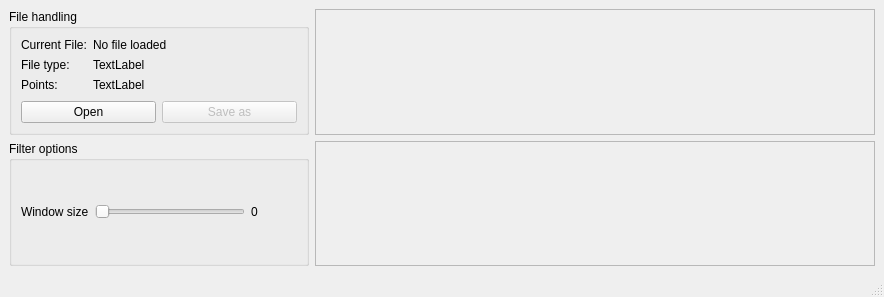
Old version of the form mainwindow.ui in the repository oxullo/gpsfilter.
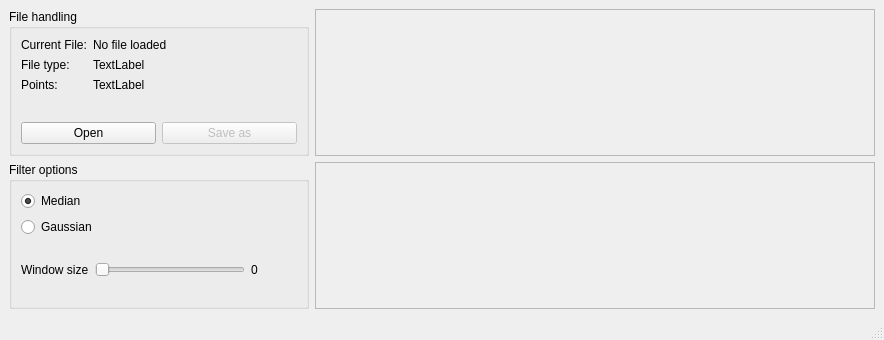
New version of the form. Custom widgets are drawn as their Qt base class.

Patch:
```diff
--- a/mainwindow.ui
+++ b/mainwindow.ui
@@ -7,7 +7,7 @@
     <x>0</x>
     <y>0</y>
     <width>884</width>
-    <height>297</height>
+    <height>340</height>
    </rect>
   </property>
   <property name="windowTitle">
@@ -122,7 +122,24 @@
         <property name="title">
          <string>Filter options</string>
         </property>
-        <layout class="QHBoxLayout" name="horizontalLayout_4">
+        <layout class="QVBoxLayout" name="verticalLayout_4">
+         <item>
+          <widget class="QRadioButton" name="rbMedian">
+           <property name="text">
+            <string>Median</string>
+           </property>
+           <property name="checked">
+            <bool>true</bool>
+           </property>
+          </widget>
+         </item>
+         <item>
+          <widget class="QRadioButton" name="rbGaussian">
+           <property name="text">
+            <string>Gaussian</string>
+           </property>
+          </widget>
+         </item>
          <item>
           <layout class="QHBoxLayout" name="horizontalLayout_2">
            <item>
@@ -146,6 +163,12 @@
                <height>0</height>
               </size>
              </property>
+             <property name="minimum">
+              <number>1</number>
+             </property>
+             <property name="maximum">
+              <number>20</number>
+             </property>
              <property name="orientation">
               <enum>Qt::Horizontal</enum>
              </property>
```
Left out of the diff: 70 changed lines with no effect on the pictures.
